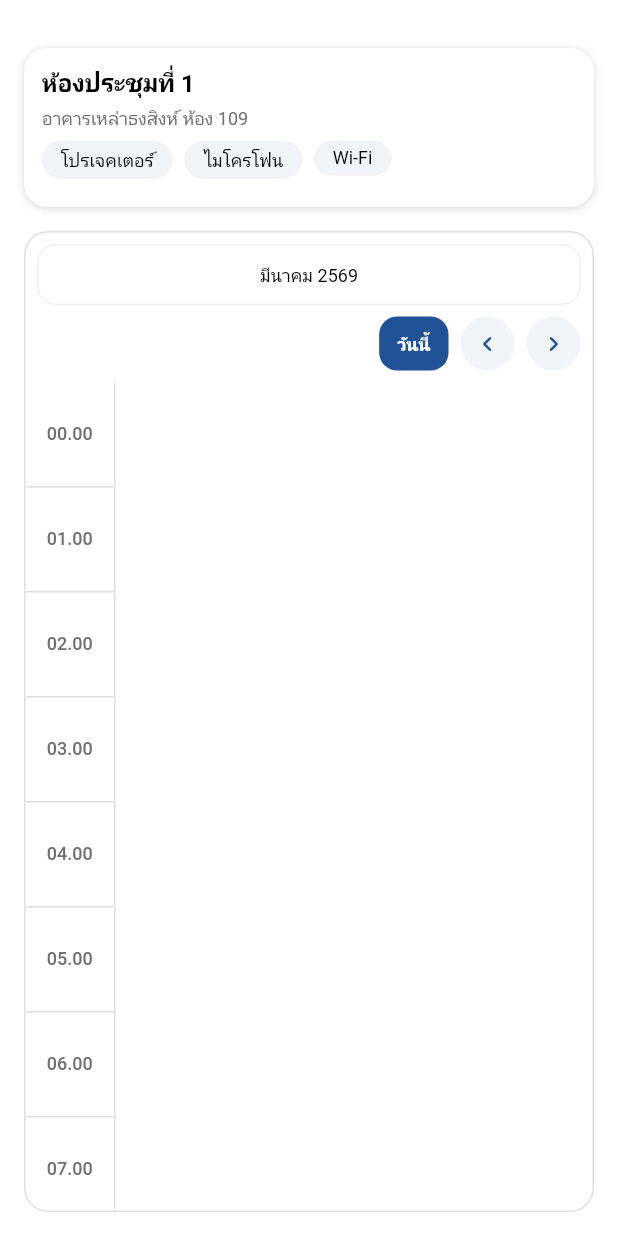
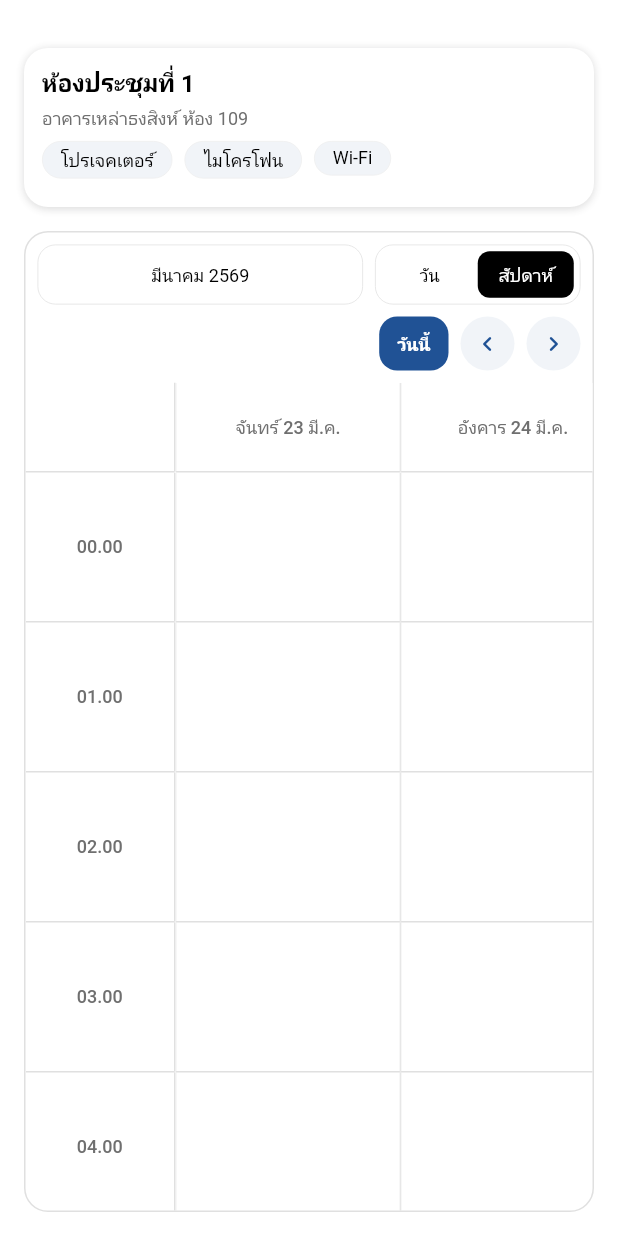
Before and after one commit to BMS-Life/meeting-schedule, a Flutter app: the BookingDetailWidget screen opened by its route, on a phone screen of 412 x 824 dp. Run offline on Flutter 3.47's test engine with Material 3 defaults, Android fonts, the phone set to English and light mode, and no system bars; our stand-ins replace animated_flip_counter, auto_size_text, dropdown_button2, equatable, file_picker, flutter_animate and 17 more; missing offline and left inert: aligned_tooltip, json_path, mime_type, motion, multiple_search_selection; accounts and stored records are empty; network calls fail; Roboto replaces fonts that are missing (IBM Plex Sans Thai Looped).

Commit message:
Fix responsive: show view toggle on all screens, allow week view on mobile
- Always show วัน/สัปดาห์ toggle on all screen sizes
- Remove forced day view on mobile - let user choose
- Week view columns minimum 150px with horizontal scroll
- Fix toolbar layout to include toggle on compact screens

Co-Authored-By: Claude Opus 4.6 (1M context) <noreply@anthropic.com>

```diff
--- a/lib/room_booking/booking_detail/booking_detail_widget.dart
+++ b/lib/room_booking/booking_detail/booking_detail_widget.dart
@@ -640,10 +640,8 @@ class _BookingDetailWidgetState extends State<BookingDetailWidget> {
       ),
     );
 
-    // View toggle (hidden on mobile - forced day view)
-    final viewToggle = isMobile
-        ? SizedBox.shrink()
-        : Container(
+    // View toggle (always visible)
+    final viewToggle = Container(
             height: 40.0,
             decoration: BoxDecoration(
               color: FlutterFlowTheme.of(context).primaryBackground,
@@ -754,10 +752,8 @@ class _BookingDetailWidgetState extends State<BookingDetailWidget> {
           Row(
             children: [
               Expanded(child: monthDisplay),
-              if (!isMobile) ...[
-                SizedBox(width: 8.0),
-                viewToggle,
-              ],
+              SizedBox(width: 8.0),
+              viewToggle,
             ],
           ),
           SizedBox(height: 8.0),
@@ -804,9 +800,7 @@ class _BookingDetailWidgetState extends State<BookingDetailWidget> {
 
   // ─── Timetable Grid ───
   Widget _buildTimetableGrid(BuildContext context, DateTime weekStart) {
-    final isMobile = MediaQuery.sizeOf(context).width < kBreakpointSmall;
-    // Force day view on mobile
-    if (_model.viewMode == 0 || isMobile) {
+    if (_model.viewMode == 0) {
       return _buildDayViewGrid(context);
     }
     return _buildWeekViewGrid(context, weekStart);
@@ -981,14 +975,13 @@ class _BookingDetailWidgetState extends State<BookingDetailWidget> {
     const timeColumnWidth = 100.0;
     const rowHeight = 100.0;
     const headerHeight = 60.0;
-    // Responsive dayColumnWidth: calculate from available space on tablet
+    // Responsive dayColumnWidth: fit available space or scroll
     final screenWidth = MediaQuery.sizeOf(context).width;
     final sidebarWidth = screenWidth >= kBreakpointLarge ? 320.0 : 0.0;
-    final availableWidth = screenWidth - sidebarWidth - timeColumnWidth - 32.0 - 2.0; // 32 = padding, 2 = borders
+    final availableWidth = screenWidth - sidebarWidth - timeColumnWidth - 32.0 - 2.0;
     final calculatedDayWidth = availableWidth / 7;
-    final dayColumnWidth = screenWidth >= kBreakpointLarge
-        ? 300.0
-        : calculatedDayWidth.clamp(120.0, 300.0);
+    // Minimum 150px per day column to keep content readable; scroll if needed
+    final dayColumnWidth = calculatedDayWidth < 150.0 ? 150.0 : calculatedDayWidth;
 
     return ClipRRect(
       borderRadius: BorderRadius.only(
```
